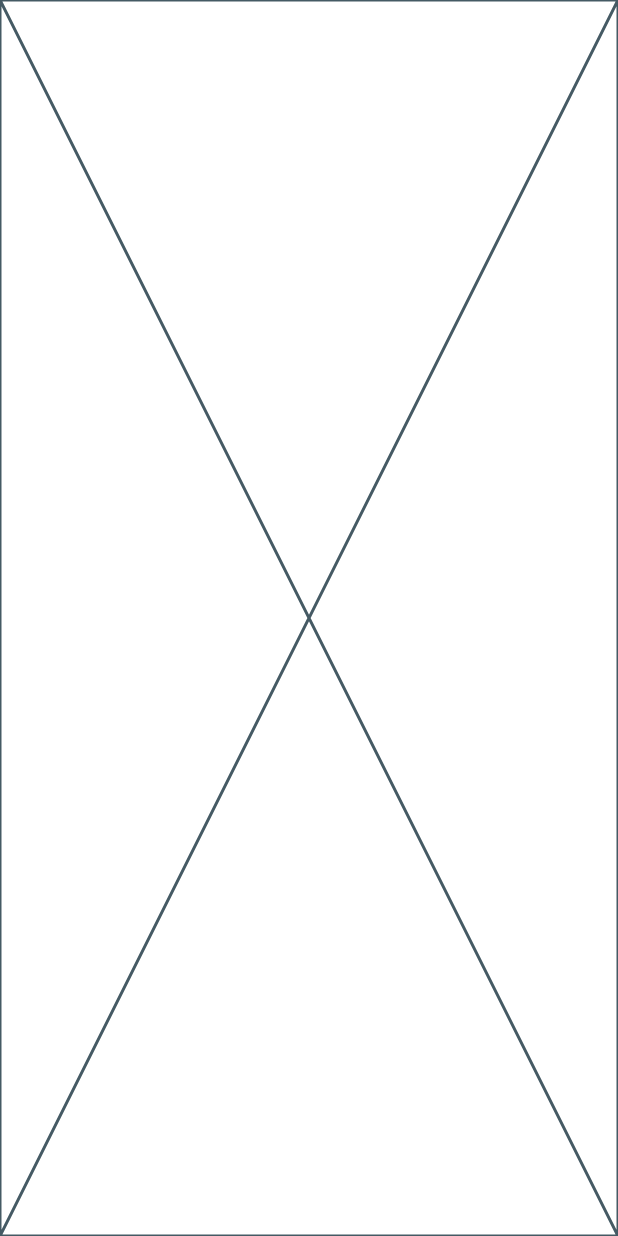
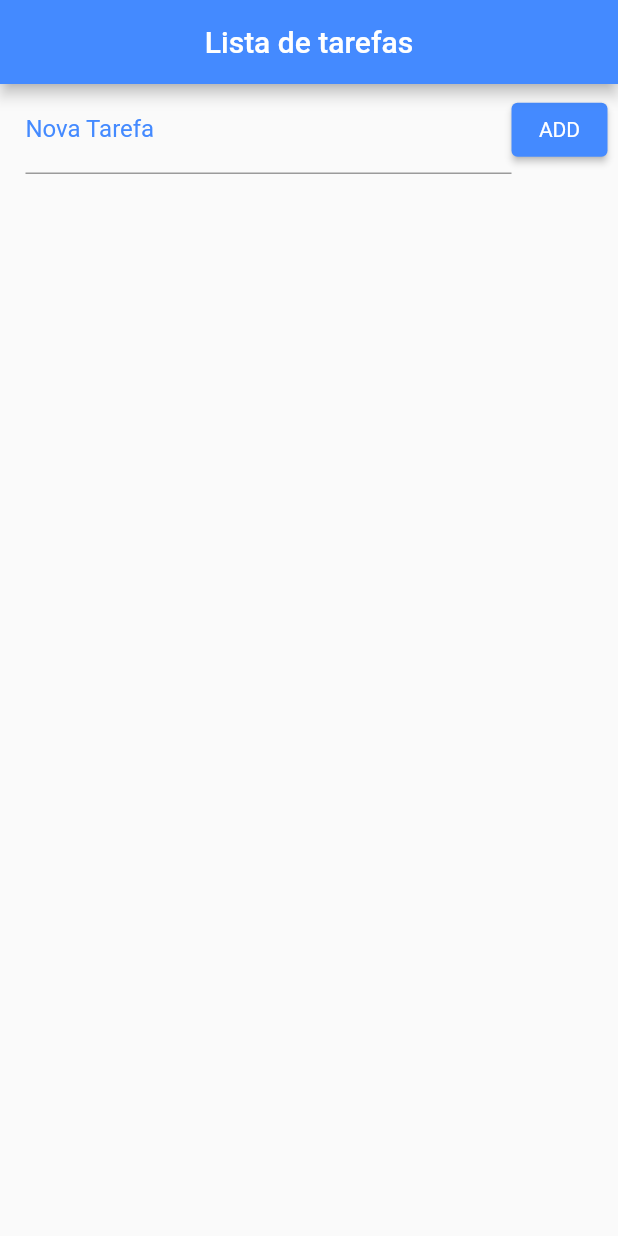
Before and after one commit to Tche-Marco/ListaDeTarefas, a Flutter app: the screen it shows after launch, on a phone screen of 412 x 824 dp. Run offline on Flutter 3.47's test engine with Material 2 defaults, Android fonts, the phone set to English and light mode, and no system bars.

Commit message:
Adicionando itens na lista

```diff
--- a/lib/main.dart
+++ b/lib/main.dart
@@ -7,6 +7,7 @@ import 'package:path_provider/path_provider.dart';
 void main() {
   runApp(const MaterialApp(
     home: Home(),
+    debugShowCheckedModeBanner: false,
   ));
 }
 
@@ -18,11 +19,84 @@ class Home extends StatefulWidget {
 }
 
 class _HomeState extends State<Home> {
+  final _toDoController = TextEditingController();
   List _toDoList = [];
+
+  void _addToDo() {
+    setState(() {
+      Map<String, dynamic> newToDo = {};
+      newToDo["title"] = _toDoController.text;
+      newToDo["ok"] = false;
+      _toDoController.clear();
+      _toDoList.add(newToDo);
+    });
+  }
 
   @override
   Widget build(BuildContext context) {
-    return const Placeholder();
+    return Scaffold(
+      appBar: AppBar(
+        title: Text("Lista de tarefas"),
+        backgroundColor: Colors.blueAccent,
+        centerTitle: true,
+      ),
+      body: Column(
+        children: [
+          Container(
+            padding: const EdgeInsets.fromLTRB(17.0, 1.0, 7.0, 1.0),
+            child: Row(
+              children: [
+                Expanded(
+                  child: TextField(
+                    controller: _toDoController,
+                    decoration: const InputDecoration(
+                      labelText: "Nova Tarefa",
+                      labelStyle: TextStyle(
+                        color: Colors.blueAccent,
+                      ),
+                    ),
+                  ),
+                ),
+                ElevatedButton(
+                  onPressed: _addToDo,
+                  style: ElevatedButton.styleFrom(
+                    textStyle: const TextStyle(
+                      color: Colors.white,
+                    ),
+                    backgroundColor: Colors.blueAccent,
+                  ),
+                  child: const Text("ADD"),
+                ),
+              ],
+            ),
+          ),
+          Expanded(
+            child: ListView.builder(
+              padding: const EdgeInsets.only(
+                top: 10,
+              ),
+              itemCount: _toDoList.length,
+              itemBuilder: (context, index) {
+                return CheckboxListTile(
+                  onChanged: (value) {
+                    setState(() {
+                      _toDoList[index]["ok"] = value;
+                    });
+                  },
+                  title: Text(_toDoList[index]["title"]),
+                  value: _toDoList[index]["ok"],
+                  secondary: CircleAvatar(
+                    child: Icon(
+                      _toDoList[index]["ok"] ? Icons.check_box : Icons.error,
+                    ),
+                  ),
+                );
+              },
+            ),
+          ),
+        ],
+      ),
+    );
   }
 
   Future<File> _getFile() async {
```
